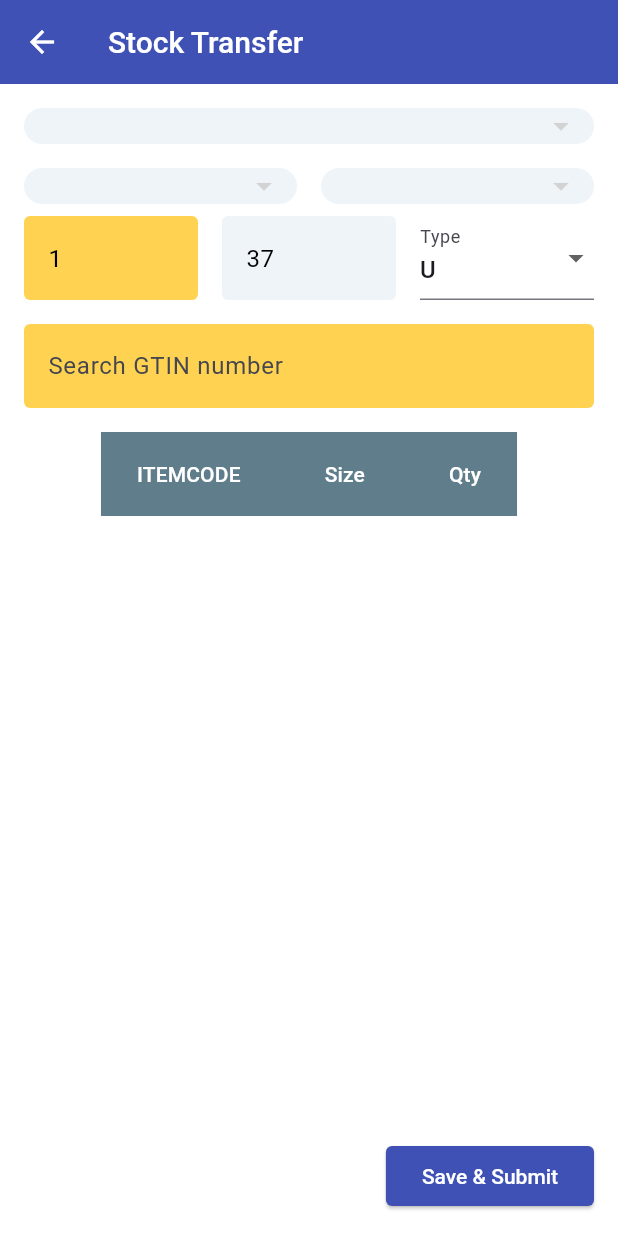
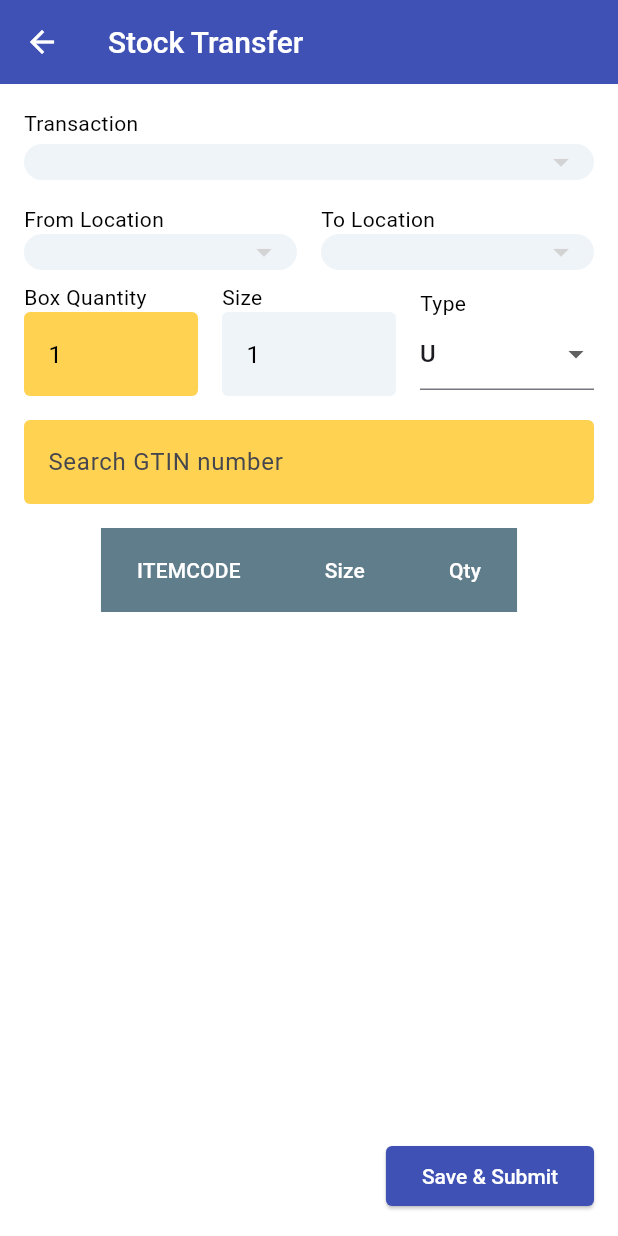
Before and after one commit to Wasim-Zaman/slic_nartec_flutter, a Flutter app: the StockTransferScreen screen opened directly, on a phone screen of 412 x 824 dp. Run offline on Flutter 3.47's test engine with Material 3 defaults, Android fonts, the phone set to English and light mode, and no system bars; our stand-ins replace flutter_bloc, shared_preferences; accounts and stored records are empty; network calls fail.

```diff
--- a/lib/cubits/item_code/item_code_cubit.dart
+++ b/lib/cubits/item_code/item_code_cubit.dart
@@ -12,18 +12,21 @@ class ItemCodeCubit extends Cubit<ItemCodeState> {
   List<ItemCode> itemCodes = [];
   String? gtin;
 
-  void getItemCodeByGtin() async {
+  void getItemCodeByGtin({required int qty, required int size}) async {
     emit(ItemCodeLoading());
     try {
       final res = await ApiService.getItemCodesByGtin(gtin.toString());
       if (res.success) {
-        itemCodes.add(res.data);
+        ItemCode itemCode = res.data;
+        itemCode.itemQty = qty;
+        itemCode.size = size;
+
+        itemCodes.add(itemCode);
         emit(ItemCodeSuccess());
       } else {
         emit(ItemCodeError(res.message));
       }
     } catch (error) {
-      print(error);
       emit(ItemCodeError(error.toString()));
     }
   }
--- a/lib/cubits/stock_transfer/stock_transfer_cubit.dart
+++ b/lib/cubits/stock_transfer/stock_transfer_cubit.dart
@@ -22,13 +22,14 @@ class StockTransferCubit extends Cubit<StockTransferState> {
   String? fromLocation;
   String? toLocation;
   int boxQuantity = 1;
-  String size = "37";
+  int size = 1;
   String type = "U";
   double total = 0;
 
   // Selected values
   String? transactionName;
   String? transactionCode;
+  int quantity = 1;
 
   void dispose() {
     itemCodes.clear();
@@ -37,7 +38,7 @@ class StockTransferCubit extends Cubit<StockTransferState> {
     fromLocation = null;
     toLocation = null;
     boxQuantity = 1;
-    size = "37";
+    size = 1;
     type = "U";
     total = 0;
   }
--- a/lib/models/item_code.dart
+++ b/lib/models/item_code.dart
@@ -7,6 +7,7 @@ class ItemCode {
   String? expiryDate;
   String? sERIALnUMBER;
   int? itemQty;
+  int? size;
   String? wHLocation;
   String? binLocation;
   String? qRCodeInternational;
@@ -29,6 +30,7 @@ class ItemCode {
     this.expiryDate,
     this.sERIALnUMBER,
     this.itemQty,
+    this.size,
     this.wHLocation,
     this.binLocation,
     this.qRCodeInternational,
@@ -52,6 +54,7 @@ class ItemCode {
     expiryDate = json['ExpiryDate'];
     sERIALnUMBER = json['sERIALnUMBER'];
     itemQty = json['ItemQty'];
+    size = json['Size'];
     wHLocation = json['WHLocation'];
     binLocation = json['BinLocation'];
     qRCodeInternational = json['QRCodeInternational'];
@@ -76,6 +79,7 @@ class ItemCode {
     data['ExpiryDate'] = expiryDate;
     data['sERIALnUMBER'] = sERIALnUMBER;
     data['ItemQty'] = itemQty;
+    data['Size'] = size;
     data['WHLocation'] = wHLocation;
     data['BinLocation'] = binLocation;
     data['QRCodeInternational'] = qRCodeInternational;
--- a/lib/view/screens/stock_transfer/stock_transfer_screen.dart
+++ b/lib/view/screens/stock_transfer/stock_transfer_screen.dart
@@ -44,6 +44,8 @@ class _StockTransferScreenState extends State<StockTransferScreen> {
           child: Column(
             crossAxisAlignment: CrossAxisAlignment.start,
             children: [
+              const Text("Transaction"),
+              const SizedBox(height: 4),
               BlocBuilder<StockTransferCubit, StockTransferState>(
                 builder: (context, state) {
                   return CustomDropdownButton(
@@ -74,56 +76,74 @@ class _StockTransferScreenState extends State<StockTransferScreen> {
               Row(
                 children: [
                   Expanded(
-                    child: BlocBuilder<HomeCubit, HomeState>(
+                    child: Column(
+                      crossAxisAlignment: CrossAxisAlignment.start,
+                      children: [
+                        const Text("From Location"),
+                        BlocBuilder<HomeCubit, HomeState>(
                           builder: (context, state) {
                             return CustomDropdownButton(
                               options: HomeCubit.get(context)
                                   .slicLocations
                                   .where((element) =>
                                       element.locationMaster?.lOCNNAME != null)
-                              .map((e) => e.locationMaster!.lOCNNAME.toString())
+                                  .map((e) =>
+                                      e.locationMaster!.lOCNNAME.toString())
                                   .toSet()
                                   .toList(),
                               defaultValue: HomeCubit.get(context).fromLocation,
                               onChanged: (p0) {
-                            HomeCubit.get(context).fromLocation = p0.toString();
+                                HomeCubit.get(context).fromLocation =
+                                    p0.toString();
                                 HomeCubit.get(context).fromLocationCode =
                                     HomeCubit.get(context)
                                         .slicLocations
                                         .firstWhere((element) =>
-                                        element.locationMaster!.lOCNNAME == p0)
+                                            element.locationMaster!.lOCNNAME ==
+                                            p0)
                                         .locationMaster!
                                         .lOCNCODE;
                               },
                             );
                           },
                         ),
+                      ],
+                    ),
                   ),
                   const SizedBox(width: 16),
                   Expanded(
-                    child: BlocBuilder<HomeCubit, HomeState>(
+                    child: Column(
+                      crossAxisAlignment: CrossAxisAlignment.start,
+                      children: [
+                        const Text("To Location"),
+                        BlocBuilder<HomeCubit, HomeState>(
                           builder: (context, state) {
                             return CustomDropdownButton(
                               options: HomeCubit.get(context)
                                   .slicLocations
                                   .where((element) =>
                                       element.locationMaster?.lOCNNAME != null)
-                              .map((e) => e.locationMaster!.lOCNNAME.toString())
+                                  .map((e) =>
+                                      e.locationMaster!.lOCNNAME.toString())
                                   .toSet()
                                   .toList(),
                               defaultValue: HomeCubit.get(context).toLocation,
                               onChanged: (p0) {
-                            HomeCubit.get(context).toLocation = p0.toString();
+                                HomeCubit.get(context).toLocation =
+                                    p0.toString();
                                 HomeCubit.get(context).toLocationCode =
                                     HomeCubit.get(context)
                                         .slicLocations
                                         .firstWhere((element) =>
-                                        element.locationMaster!.lOCNNAME == p0)
+                                            element.locationMaster!.lOCNNAME ==
+                                            p0)
                                         .locationMaster!
                                         .lOCNCODE;
                               },
                             );
                           },
+                        ),
+                      ],
                     ),
                   ),
                 ],
@@ -132,7 +152,11 @@ class _StockTransferScreenState extends State<StockTransferScreen> {
               Row(
                 children: [
                   Expanded(
-                    child: TextFieldWidget(
+                    child: Column(
+                      crossAxisAlignment: CrossAxisAlignment.start,
+                      children: [
+                        const Text("Box Quantity"),
+                        TextFieldWidget(
                           initialValue: StockTransferCubit.get(context)
                               .boxQuantity
                               .toString(),
@@ -145,25 +169,38 @@ class _StockTransferScreenState extends State<StockTransferScreen> {
                             });
                           },
                         ),
-                  ),
-                  const SizedBox(width: 16),
-                  Expanded(
-                    child: TextFieldWidget(
-                      initialValue: StockTransferCubit.get(context).size,
-                      onChanged: (value) {
-                        setState(() {
-                          StockTransferCubit.get(context).size = value;
-                        });
-                      },
+                      ],
                     ),
                   ),
                   const SizedBox(width: 16),
                   Expanded(
-                    child: DropdownButtonFormField<String>(
+                    child: Column(
+                      crossAxisAlignment: CrossAxisAlignment.start,
+                      children: [
+                        const Text("Size"),
+                        TextFieldWidget(
+                          initialValue:
+                              StockTransferCubit.get(context).size.toString(),
+                          onChanged: (value) {
+                            setState(() {
+                              StockTransferCubit.get(context).size =
+                                  int.tryParse(value) ?? 1;
+                            });
+                          },
+                        ),
+                      ],
+                    ),
+                  ),
+                  const SizedBox(width: 16),
+                  Expanded(
+                    child: Column(
+                      crossAxisAlignment: CrossAxisAlignment.start,
+                      children: [
+                        const Text("Type"),
+                        DropdownButtonFormField<String>(
                           value: StockTransferCubit.get(context).type,
-                      decoration: const InputDecoration(labelText: "Type"),
-                      items:
-                          <String>['U', 'Type1', 'Type2'].map((String value) {
+                          items: <String>['U', 'Type1', 'Type2']
+                              .map((String value) {
                             return DropdownMenuItem<String>(
                               value: value,
                               child: Text(value),
@@ -174,6 +211,8 @@ class _StockTransferScreenState extends State<StockTransferScreen> {
                               StockTransferCubit.get(context).type = newValue!;
                             });
                           },
+                        ),
+                      ],
                     ),
                   ),
                 ],
@@ -186,7 +225,41 @@ class _StockTransferScreenState extends State<StockTransferScreen> {
                   ItemCodeCubit.get(context).gtin = value;
                 },
                 onEditingComplete: () {
-                  ItemCodeCubit.get(context).getItemCodeByGtin();
+                  // show dialog to get quantity
+                  showAdaptiveDialog(
+                      context: context,
+                      builder: (context) {
+                        return AlertDialog(
+                          title: const Text("Enter Quantity"),
+                          content: TextFieldWidget(
+                            hintText: "Enter Quantity",
+                            filledColor: ColorPallete.accent.withOpacity(0.7),
+                            onChanged: (value) {
+                              StockTransferCubit.get(context).quantity =
+                                  int.tryParse(value) ?? 1;
+                            },
+                          ),
+                          actions: [
+                            TextButton(
+                              onPressed: () {
+                                Navigator.pop(context);
+                              },
+                              child: const Text("Cancel"),
+                            ),
+                            TextButton(
+                              onPressed: () {
+                                Navigator.pop(context);
+                                ItemCodeCubit.get(context).getItemCodeByGtin(
+                                  qty: StockTransferCubit.get(context).quantity,
+                                  size: StockTransferCubit.get(context).size,
+                                );
+                              },
+                              child: const Text("Submit"),
+                            ),
+                          ],
+                        );
+                      });
+                  // ItemCodeCubit.get(context).getItemCodeByGtin();
                 },
               ),
               const SizedBox(height: 16),
@@ -229,7 +302,7 @@ class _StockTransferScreenState extends State<StockTransferScreen> {
                               return DataRow(
                                 cells: [
                                   DataCell(Text(e.itemCode ?? '')),
-                                  const DataCell(Text("")),
+                                  DataCell(Text(e.size.toString())),
                                   DataCell(Text(e.itemQty.toString())),
                                 ],
                               );
```
Lines whose indentation alone changed are shown as unchanged.
